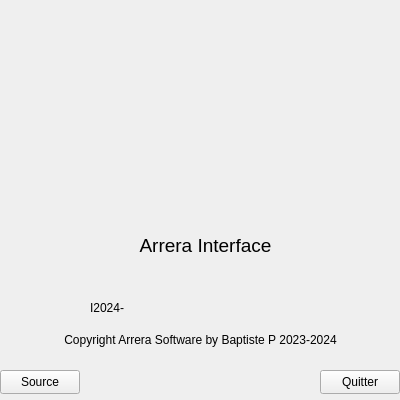
Arrera-Software/Arrera-Interface, file carreraapropos.ui: the form before one commit.
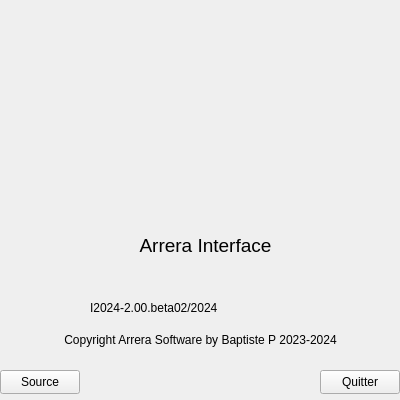
The form after the commit. Icons and pictures are not drawn.

Commit message: Mise e nplace du num de version

Diff of the .ui file:
```diff
--- a/carreraapropos.ui
+++ b/carreraapropos.ui
@@ -88,7 +88,7 @@
      </rect>
     </property>
     <property name="text">
-     <string>I2024-</string>
+     <string>I2024-2.00.beta02/2024</string>
     </property>
    </widget>
    <widget class="QLabel" name="IDC_COPYWRITE">
```
